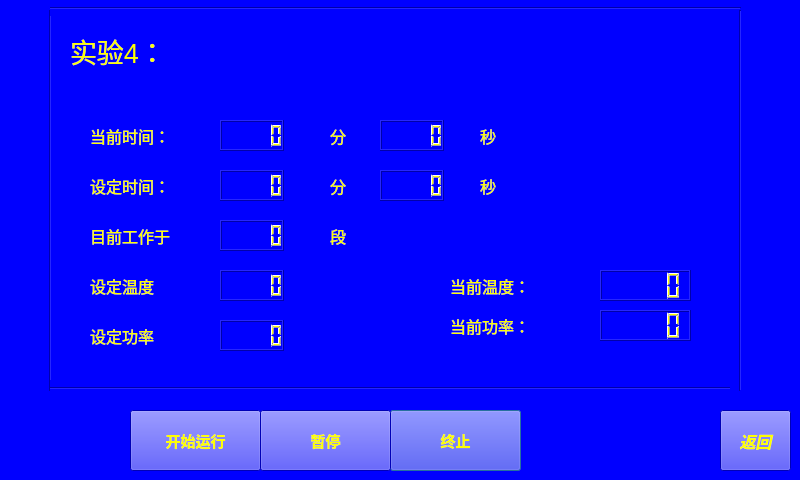
First picture: the form in running_4.ui, repository wanghao-xznu/untitled2, before the edit.
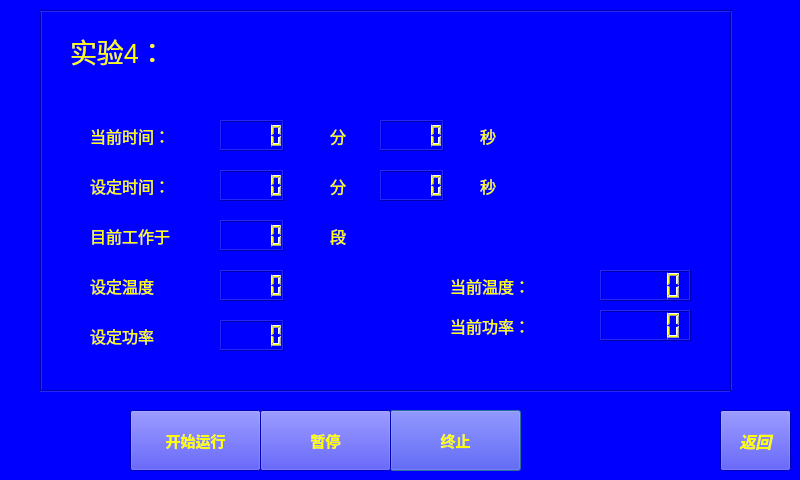
Second picture: the form after the edit.

Patch:
```diff
--- a/running_4.ui
+++ b/running_4.ui
@@ -17,19 +17,6 @@
    <string notr="true">color: rgb(255, 255, 0);
 background-color: rgb(0, 0, 255);</string>
   </property>
-  <widget class="Line" name="line_2">
-   <property name="geometry">
-    <rect>
-     <x>40</x>
-     <y>10</y>
-     <width>20</width>
-     <height>381</height>
-    </rect>
-   </property>
-   <property name="orientation">
-    <enum>Qt::Vertical</enum>
-   </property>
-  </widget>
   <widget class="QLabel" name="label_4">
    <property name="geometry">
     <rect>
@@ -281,19 +268,6 @@
     <string>当前时间：</string>
    </property>
   </widget>
-  <widget class="Line" name="line">
-   <property name="geometry">
-    <rect>
-     <x>50</x>
-     <y>380</y>
-     <width>691</width>
-     <height>16</height>
-    </rect>
-   </property>
-   <property name="orientation">
-    <enum>Qt::Horizontal</enum>
-   </property>
-  </widget>
   <widget class="QLabel" name="label_9">
    <property name="geometry">
     <rect>
@@ -464,19 +438,6 @@
     </rect>
    </property>
   </widget>
-  <widget class="Line" name="line_3">
-   <property name="geometry">
-    <rect>
-     <x>50</x>
-     <y>0</y>
-     <width>691</width>
-     <height>16</height>
-    </rect>
-   </property>
-   <property name="orientation">
-    <enum>Qt::Horizontal</enum>
-   </property>
-  </widget>
   <widget class="QLCDNumber" name="lcdNumber">
    <property name="geometry">
     <rect>
@@ -487,12 +448,25 @@
     </rect>
    </property>
   </widget>
+  <widget class="Line" name="line">
+   <property name="geometry">
+    <rect>
+     <x>40</x>
+     <y>390</y>
+     <width>691</width>
+     <height>2</height>
+    </rect>
+   </property>
+   <property name="orientation">
+    <enum>Qt::Horizontal</enum>
+   </property>
+  </widget>
   <widget class="Line" name="line_4">
    <property name="geometry">
     <rect>
      <x>730</x>
      <y>10</y>
-     <width>20</width>
+     <width>2</width>
      <height>381</height>
     </rect>
    </property>
@@ -500,6 +474,32 @@
     <enum>Qt::Vertical</enum>
    </property>
   </widget>
+  <widget class="Line" name="line_2">
+   <property name="geometry">
+    <rect>
+     <x>40</x>
+     <y>10</y>
+     <width>2</width>
+     <height>381</height>
+    </rect>
+   </property>
+   <property name="orientation">
+    <enum>Qt::Vertical</enum>
+   </property>
+  </widget>
+  <widget class="Line" name="line_3">
+   <property name="geometry">
+    <rect>
+     <x>40</x>
+     <y>10</y>
+     <width>691</width>
+     <height>2</height>
+    </rect>
+   </property>
+   <property name="orientation">
+    <enum>Qt::Horizontal</enum>
+   </property>
+  </widget>
  </widget>
  <resources/>
  <connections/>
```
